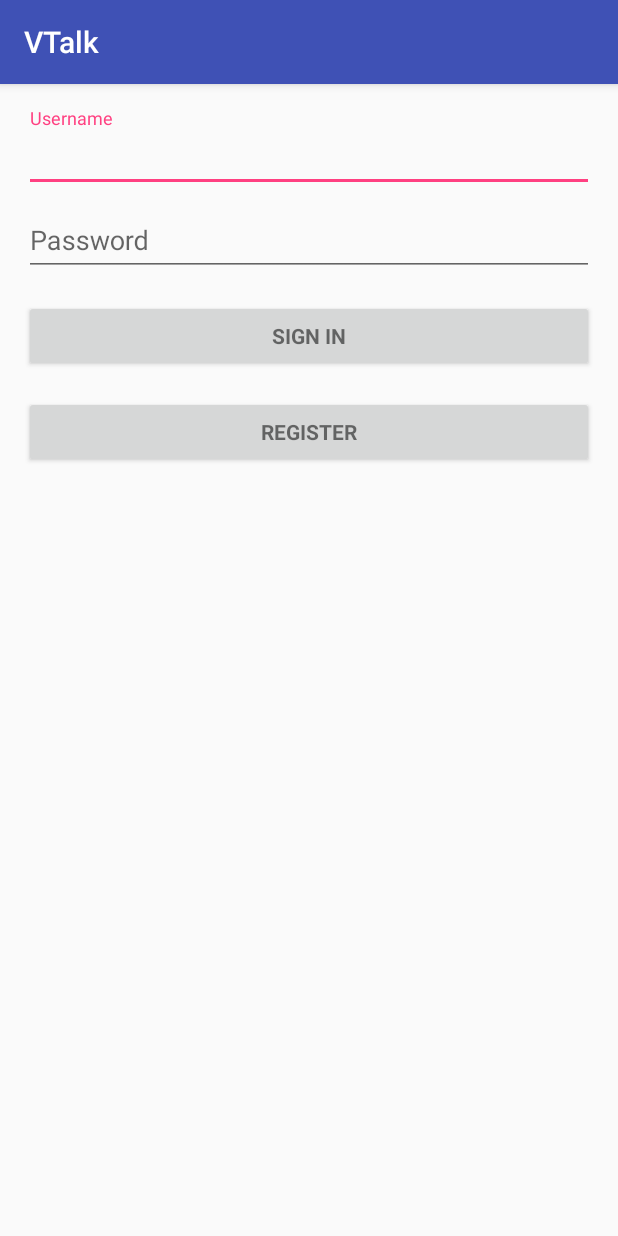
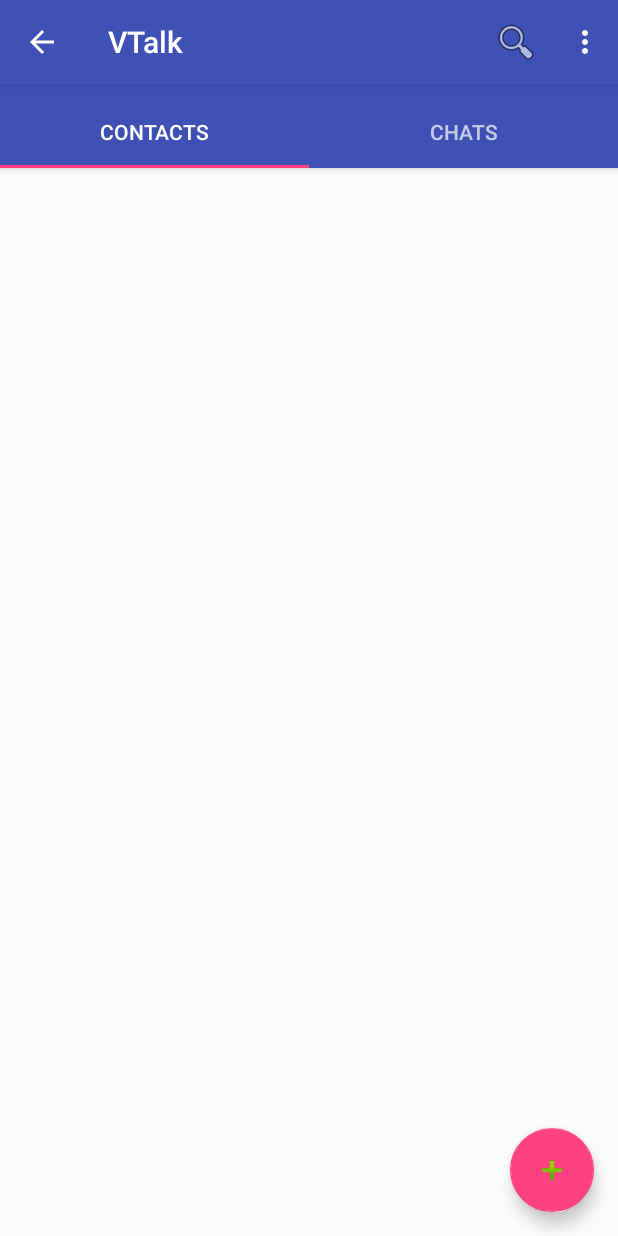
Before and after one commit to vishu160196/VTalk, an Android app: the screen it shows after launch (LoginActivity before the commit, MainActivity after it), on a phone screen of 412 x 824 dp. Run offline under Robolectric (Android 15) with nearby library versions, the phone set to English and light mode, and no system bars.

Commit message:
Add search button and tabs

```diff
--- a/app/src/main/java/com/example/vishal/vtalk/MainActivity.java
+++ b/app/src/main/java/com/example/vishal/vtalk/MainActivity.java
@@ -1,8 +1,12 @@
 package com.example.vishal.vtalk;
 
+import android.app.SearchManager;
 import android.support.design.widget.FloatingActionButton;
 import android.support.design.widget.Snackbar;
+import android.support.v4.content.ContextCompat;
+import android.support.v4.view.MenuItemCompat;
 import android.support.v7.app.AppCompatActivity;
+import android.support.v7.widget.SearchView;
 import android.support.v7.widget.Toolbar;
 
 import android.support.v4.app.Fragment;
@@ -16,7 +20,9 @@ import android.view.MenuItem;
 import android.view.View;
 import android.view.ViewGroup;
 
+import android.widget.EditText;
 import android.widget.TextView;
+import android.widget.Toast;
 
 public class MainActivity extends AppCompatActivity {
 
@@ -40,8 +46,6 @@ public class MainActivity extends AppCompatActivity {
         super.onCreate(savedInstanceState);
         setContentView(R.layout.activity_main);
 
-        Toolbar toolbar = (Toolbar) findViewById(R.id.toolbar);
-        setSupportActionBar(toolbar);
         getSupportActionBar().setDisplayHomeAsUpEnabled(true);
         // Create the adapter that will return a fragment for each of the three
         // primary sections of the activity.
@@ -68,7 +72,48 @@ public class MainActivity extends AppCompatActivity {
     public boolean onCreateOptionsMenu(Menu menu) {
         // Inflate the menu; this adds items to the action bar if it is present.
         getMenuInflater().inflate(R.menu.menu_main, menu);
-        return true;
+
+        final MenuItem searchItem = menu.findItem(R.id.action_search);
+
+        if (searchItem != null) {
+            SearchView searchView = (SearchView) MenuItemCompat.getActionView(searchItem);
+            searchView.setOnCloseListener(new SearchView.OnCloseListener() {
+                @Override
+                public boolean onClose() {
+                    //some operation
+                    return true;
+                }
+            });
+            searchView.setOnSearchClickListener(new View.OnClickListener() {
+                @Override
+                public void onClick(View v) {
+                    //some operation
+                }
+            });
+            EditText searchPlate = searchView.findViewById(android.support.v7.appcompat.R.id.search_src_text);
+            searchPlate.setHint("Search");
+            View searchPlateView = searchView.findViewById(android.support.v7.appcompat.R.id.search_plate);
+            searchPlateView.setBackgroundColor(ContextCompat.getColor(this, android.R.color.transparent));
+            // use this method for search process
+            searchView.setOnQueryTextListener(new SearchView.OnQueryTextListener() {
+                @Override
+                public boolean onQueryTextSubmit(String query) {
+                    // use this method when query submitted
+                    Toast.makeText(getApplicationContext(), query, Toast.LENGTH_SHORT).show();
+                    return false;
+                }
+
+                @Override
+                public boolean onQueryTextChange(String newText) {
+                    // use this method for auto complete search process
+                    return false;
+                }
+            });
+            SearchManager searchManager = (SearchManager) getSystemService(SEARCH_SERVICE);
+            searchView.setSearchableInfo(searchManager.getSearchableInfo(getComponentName()));
+
+        }
+        return super.onCreateOptionsMenu(menu);
     }
 
     @Override
@@ -80,6 +125,8 @@ public class MainActivity extends AppCompatActivity {
 
         //noinspection SimplifiableIfStatement
         if (id == R.id.action_settings) {
+            // TODO : Logout
+
             return true;
         }
 
@@ -89,22 +136,22 @@ public class MainActivity extends AppCompatActivity {
     /**
      * A placeholder fragment containing a simple view.
      */
-    public static class PlaceholderFragment extends Fragment {
+    public static class ContactsFragment extends Fragment {
         /**
          * The fragment argument representing the section number for this
          * fragment.
          */
         private static final String ARG_SECTION_NUMBER = "section_number";
 
-        public PlaceholderFragment() {
+        public ContactsFragment() {
         }
 
         /**
          * Returns a new instance of this fragment for the given section
          * number.
          */
-        public static PlaceholderFragment newInstance(int sectionNumber) {
-            PlaceholderFragment fragment = new PlaceholderFragment();
+        public static ContactsFragment newInstance(int sectionNumber) {
+            ContactsFragment fragment = new ContactsFragment();
             Bundle args = new Bundle();
             args.putInt(ARG_SECTION_NUMBER, sectionNumber);
             fragment.setArguments(args);
@@ -114,9 +161,38 @@ public class MainActivity extends AppCompatActivity {
         @Override
         public View onCreateView(LayoutInflater inflater, ViewGroup container,
                                  Bundle savedInstanceState) {
-            View rootView = inflater.inflate(R.layout.fragment_main, container, false);
-            TextView textView = (TextView) rootView.findViewById(R.id.section_label);
-            textView.setText(getString(R.string.section_format, getArguments().getInt(ARG_SECTION_NUMBER)));
+            View rootView = inflater.inflate(R.layout.fragment_contacts, container, false);
+            return rootView;
+        }
+    }
+
+    public static class ChatsFragment extends Fragment {
+        /**
+         * The fragment argument representing the section number for this
+         * fragment.
+         */
+        private static final String ARG_SECTION_NUMBER = "section_number";
+
+        public ChatsFragment() {
+        }
+
+        /**
+         * Returns a new instance of this fragment for the given section
+         * number.
+         */
+        public static ChatsFragment newInstance(int sectionNumber) {
+            ChatsFragment fragment = new ChatsFragment();
+            Bundle args = new Bundle();
+            args.putInt(ARG_SECTION_NUMBER, sectionNumber);
+            fragment.setArguments(args);
+            return fragment;
+        }
+
+        @Override
+        public View onCreateView(LayoutInflater inflater, ViewGroup container,
+                                 Bundle savedInstanceState) {
+            View rootView = inflater.inflate(R.layout.fragment_chats, container, false);
+
             return rootView;
         }
     }
@@ -135,24 +211,31 @@ public class MainActivity extends AppCompatActivity {
         public Fragment getItem(int position) {
             // getItem is called to instantiate the fragment for the given page.
             // Return a PlaceholderFragment (defined as a static inner class below).
-            return PlaceholderFragment.newInstance(position + 1);
+            switch(position){
+                case 0:
+                    return ContactsFragment.newInstance(position + 1);
+
+                case 1:
+                    return ChatsFragment.newInstance(position + 1);
+
+            }
+            return null;
         }
 
         @Override
         public int getCount() {
             // Show 3 total pages.
-            return 3;
+            return 2;
         }
 
         @Override
         public CharSequence getPageTitle(int position) {
             switch (position) {
                 case 0:
-                    return "SECTION 1";
+                    return "CONTACTS";
                 case 1:
-                    return "SECTION 2";
-                case 2:
-                    return "SECTION 3";
+                    return "CHATS";
+
             }
             return null;
         }
--- a/app/src/main/res/layout/activity_main.xml
+++ b/app/src/main/res/layout/activity_main.xml
@@ -15,17 +15,35 @@
         android:paddingTop="@dimen/appbar_padding_top"
         android:theme="@style/AppTheme.AppBarOverlay">
 
-        <android.support.v7.widget.Toolbar
-            android:id="@+id/toolbar"
+
+        <android.support.design.widget.TabLayout
+            android:id="@+id/tabs"
             android:layout_width="match_parent"
-            android:layout_height="?attr/actionBarSize"
-            android:background="?attr/colorPrimary"
-            app:layout_scrollFlags="scroll|enterAlways"
-            app:popupTheme="@style/AppTheme.PopupOverlay">
+            android:layout_height="wrap_content"
 
-        </android.support.v7.widget.Toolbar>
+            >
+            <android.support.design.widget.TabItem
+                android:text="@string/contacts_tab"
+                android:layout_height="wrap_content"
+                android:layout_width="match_parent"/>
+
+            <android.support.design.widget.TabItem
+                android:text="@string/chats_tab"
+                android:layout_height="wrap_content"
+                android:layout_width="match_parent"/>
+
+
+        </android.support.design.widget.TabLayout>
 
     </android.support.design.widget.AppBarLayout>
+
+    <android.support.design.widget.FloatingActionButton
+        android:id="@+id/fab"
+        android:layout_width="wrap_content"
+        android:layout_height="wrap_content"
+        android:layout_gravity="end|bottom"
+        android:layout_margin="@dimen/fab_margin"
+        app:srcCompat="@android:drawable/ic_input_add" />
 
     <android.support.v4.view.ViewPager
         android:id="@+id/container"
@@ -33,12 +51,4 @@
         android:layout_height="match_parent"
         app:layout_behavior="@string/appbar_scrolling_view_behavior" />
 
-    <android.support.design.widget.FloatingActionButton
-        android:id="@+id/fab"
-        android:layout_width="wrap_content"
-        android:layout_height="wrap_content"
-        android:layout_gravity="end|bottom"
-        android:layout_margin="@dimen/fab_margin"
-        app:srcCompat="@android:drawable/ic_dialog_email" />
-
 </android.support.design.widget.CoordinatorLayout>
--- /dev/null
+++ b/app/src/main/res/layout/fragment_chats.xml
@@ -0,0 +1,5 @@
+<?xml version="1.0" encoding="utf-8"?>
+<ScrollView xmlns:android="http://schemas.android.com/apk/res/android"
+    android:layout_width="match_parent" android:layout_height="match_parent">
+
+</ScrollView>
--- /dev/null
+++ b/app/src/main/res/layout/fragment_contacts.xml
@@ -0,0 +1,5 @@
+<?xml version="1.0" encoding="utf-8"?>
+<ScrollView xmlns:android="http://schemas.android.com/apk/res/android"
+    android:layout_width="match_parent" android:layout_height="match_parent">
+
+</ScrollView>
--- a/app/src/main/res/menu/menu_main.xml
+++ b/app/src/main/res/menu/menu_main.xml
@@ -7,4 +7,11 @@
         android:orderInCategory="100"
         android:title="@string/action_settings"
         app:showAsAction="never" />
+
+    <item
+        android:id="@+id/action_search"
+        android:icon="@android:drawable/ic_menu_search"
+        android:title="@string/search"
+        app:actionViewClass="android.support.v7.widget.SearchView"
+        app:showAsAction="ifRoom|collapseActionView" />
 </menu>
--- a/app/src/main/res/values/strings.xml
+++ b/app/src/main/res/values/strings.xml
@@ -15,11 +15,14 @@
         completions."
     </string>
     <string name="network_error">Please check your internet connection</string>
+    <string name="contacts_tab">CONTACTS</string>
+    <string name="chats_tab">CHATS</string>
     <string name="prompt_name">Name</string>
     <string name="prompt_username">Select username</string>
     <string name="prompt_register_email">Email</string>
     <string name="internal_server_error">Something seems wrong please try again later</string>
     <string name="title_activity_main">MainActivity</string>
-    <string name="action_settings">Settings</string>
+    <string name="action_settings">Logout</string>
     <string name="section_format">Hello World from section: %1$d</string>
+    <string name="search">Search</string>
 </resources>
```
Also changed, not shown: app/src/main/AndroidManifest.xml (+8 -6 lines).
